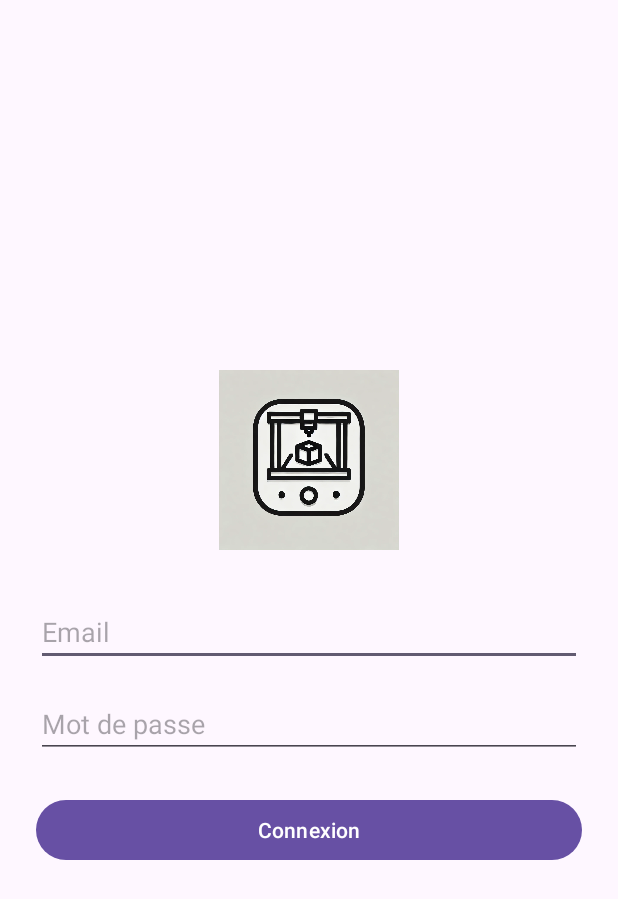
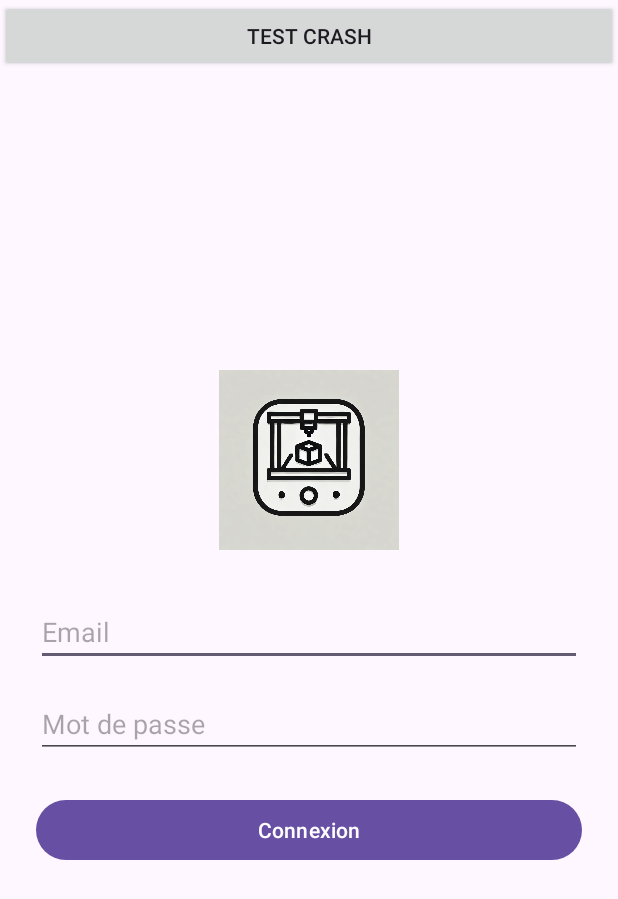
Before and after one commit to Hugo-Miesch/Project-Android-Reporting, an Android app: the screen it shows after launch (LoginActivity), after a tap on "Connexion", on a phone screen of 412 x 824 dp. Shown: the top 899 px of the screen. Run offline under Robolectric (Android 15) with nearby library versions, the phone set to English and light mode, and no system bars.

Commit message:
[ADD] firebase connection, analytics and crashlytics dependances, add test crasg button

```diff
--- a/app/build.gradle.kts
+++ b/app/build.gradle.kts
@@ -1,6 +1,8 @@
 plugins {
     alias(libs.plugins.android.application)
     alias(libs.plugins.kotlin.android)
+    id("com.google.gms.google-services")
+    id("com.google.firebase.crashlytics")
 }
 
 android {
@@ -48,5 +50,8 @@ dependencies {
     implementation("com.squareup.retrofit2:retrofit:2.9.0")
     implementation("com.squareup.retrofit2:converter-gson:2.9.0")
 
+    implementation(platform("com.google.firebase:firebase-bom:34.0.0"))
+    implementation("com.google.firebase:firebase-crashlytics-ndk")
+    implementation("com.google.firebase:firebase-analytics")
 
 }
--- a/app/src/main/java/com/example/printngo/LoginActivity.kt
+++ b/app/src/main/java/com/example/printngo/LoginActivity.kt
@@ -2,6 +2,7 @@ package com.example.printngo
 
 import android.content.Intent
 import android.os.Bundle
+import android.view.ViewGroup
 import android.widget.*
 import androidx.appcompat.app.AppCompatActivity
 import com.example.printngo.network.RetrofitInstance
@@ -32,6 +33,15 @@ class LoginActivity : AppCompatActivity() {
             } else {
                 Toast.makeText(this, "Remplis tous les champs", Toast.LENGTH_SHORT).show()
             }
+            val crashButton = Button(this)
+            crashButton.text = "Test Crash"
+            crashButton.setOnClickListener {
+                throw RuntimeException("Test Crash") // Force a crash
+            }
+
+            addContentView(crashButton, ViewGroup.LayoutParams(
+                ViewGroup.LayoutParams.MATCH_PARENT,
+                ViewGroup.LayoutParams.WRAP_CONTENT))
         }
     }
 
--- a/build.gradle.kts
+++ b/build.gradle.kts
@@ -2,4 +2,6 @@
 plugins {
     alias(libs.plugins.android.application) apply false
     alias(libs.plugins.kotlin.android) apply false
+    id("com.google.gms.google-services") version "4.4.3" apply false
+    id("com.google.firebase.crashlytics") version "3.0.5" apply false
 }
```
Also changed, not shown: 2 other files.
